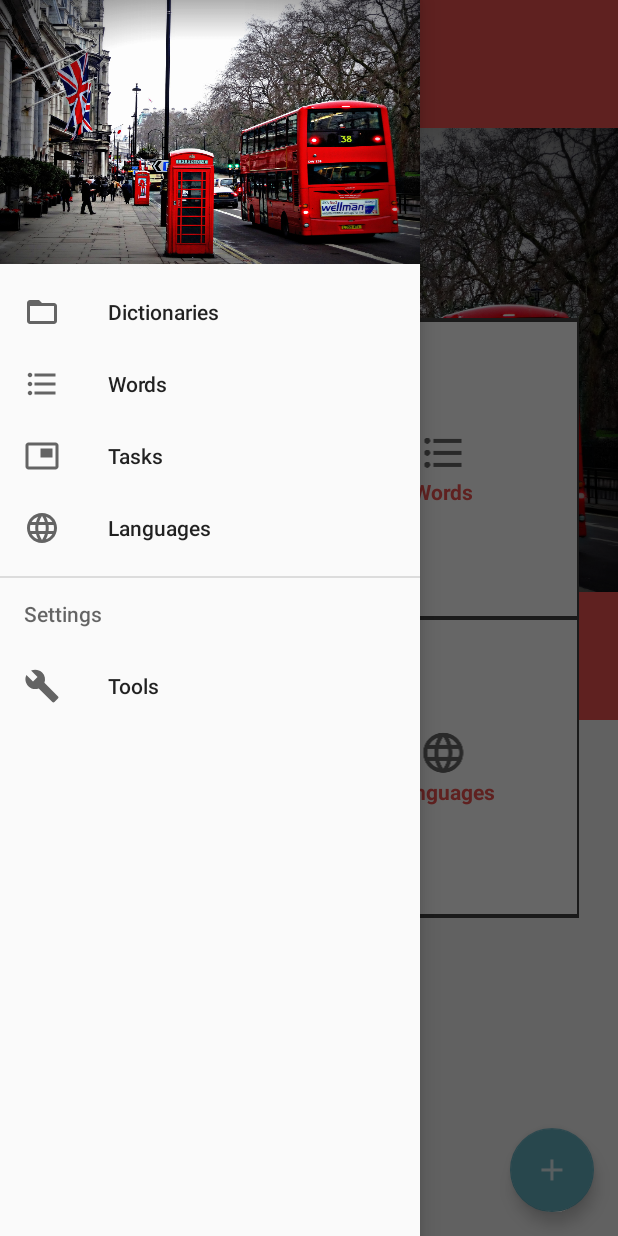
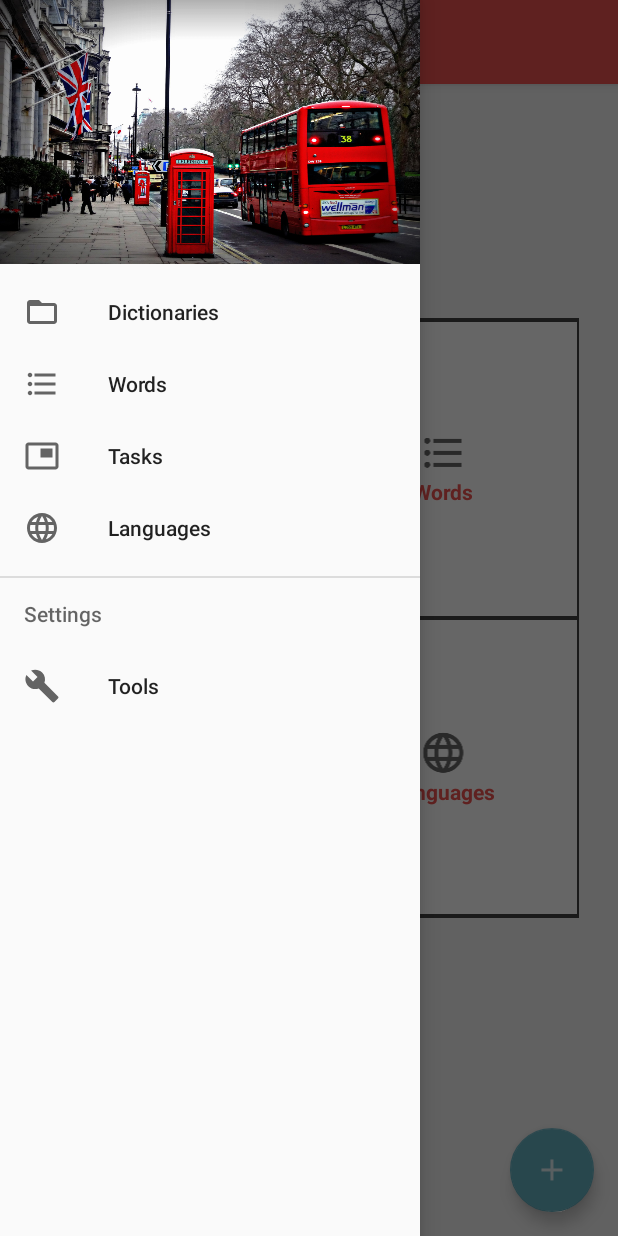
Before and after one commit to RusanovaMaria/EnglishDictionary, an Android app: the screen it shows after launch (MainActivity), with the side drawer open, on a phone screen of 412 x 824 dp. Run offline under Robolectric (Android 15) with nearby library versions, the phone set to English and light mode, and no system bars.

Commit message:
Toolbar преобразован в изначальное состояние

```diff
--- a/app/src/main/java/com/rusanova/englishdictionary/MainActivity.java
+++ b/app/src/main/java/com/rusanova/englishdictionary/MainActivity.java
@@ -1,6 +1,7 @@
 package com.rusanova.englishdictionary;
 
 import android.content.Intent;
+import android.net.Uri;
 import android.os.Bundle;
 import android.support.design.widget.FloatingActionButton;
 import android.support.design.widget.Snackbar;
@@ -20,7 +21,7 @@ import android.widget.ImageView;
 import com.rusanova.englishdictionary.dummy.DummyContent;
 
 public class MainActivity extends AppCompatActivity
-        implements NavigationView.OnNavigationItemSelectedListener {
+        implements NavigationView.OnNavigationItemSelectedListener, NewWordBlankFragment.OnFragmentInteractionListener {
 
     private static final String SHOW_DICTIONARY_LIST = "showDictionaryList";
 
@@ -35,8 +36,7 @@ public class MainActivity extends AppCompatActivity
         fab.setOnClickListener(new View.OnClickListener() {
             @Override
             public void onClick(View view) {
-                Snackbar.make(view, "Replace with your own action", Snackbar.LENGTH_LONG)
-                        .setAction("Action", null).show();
+
             }
         });
 
@@ -111,4 +111,8 @@ public class MainActivity extends AppCompatActivity
         drawer.closeDrawer(GravityCompat.START);
         return true;
     }
+
+    public  void onFragmentInteraction(Uri uri) {
+
+    }
 }
--- a/app/src/main/res/layout/app_bar_main.xml
+++ b/app/src/main/res/layout/app_bar_main.xml
@@ -8,29 +8,15 @@
 
     <android.support.design.widget.AppBarLayout
         android:layout_width="match_parent"
-        android:layout_height="wrap_content">
+        android:layout_height="wrap_content"
+        android:theme="@style/AppTheme.AppBarOverlay">
 
-        <android.support.design.widget.CollapsingToolbarLayout
-            android:id="@+id/main_collapsing"
+        <android.support.v7.widget.Toolbar
+            android:id="@+id/toolbar"
             android:layout_width="match_parent"
-            android:layout_height="match_parent"
-            app:contentScrim="@color/colorPrimary"
-            app:expandedTitleGravity="top"
-            app:layout_scrollFlags="scroll|exitUntilCollapsed|snap">
-
-            <ImageView
-                android:layout_width="wrap_content"
-                android:layout_height="wrap_content"
-                app:layout_collapseMode="parallax"
-                android:src="@drawable/london"
-                app:layout_collapseParallaxMultiplier="0.5"/>
-
-            <android.support.v7.widget.Toolbar
-                android:id="@+id/toolbar"
-                android:layout_width="match_parent"
-                android:layout_height="wrap_content"
-                app:layout_collapseMode="pin"/>
-        </android.support.design.widget.CollapsingToolbarLayout>
+            android:layout_height="?attr/actionBarSize"
+            android:background="?attr/colorPrimary"
+            app:popupTheme="@style/AppTheme.PopupOverlay" />
 
     </android.support.design.widget.AppBarLayout>
 
```
Also changed, not shown: app/src/main/java/com/rusanova/englishdictionary/NewWordBlankFragment.java (added, +51 -0 lines), app/src/main/res/layout/fragment_new_word_blank.xml (added, +25 -0 lines).
